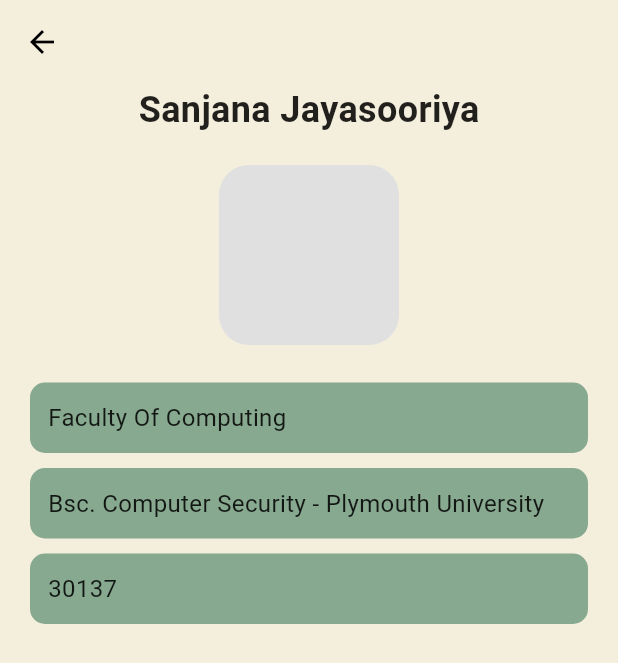
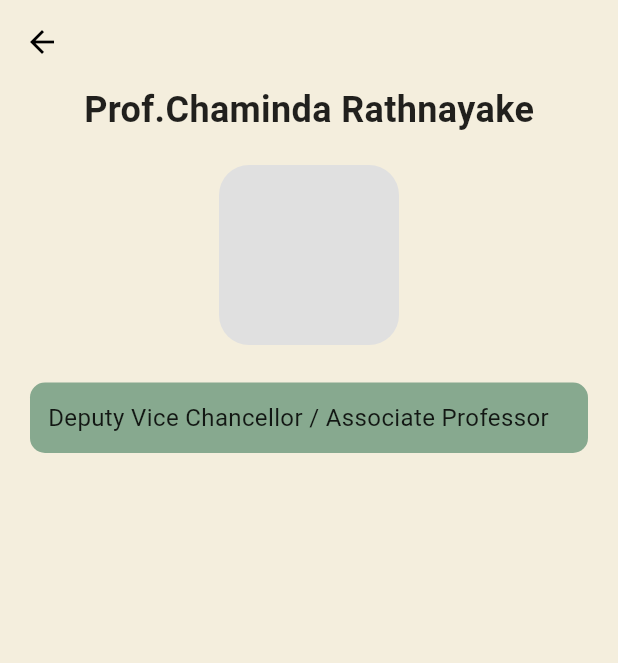
Before and after one commit to SanjanaJaya/Finder, a Flutter app: the screen it shows after launch, after a tap on the "person" icon, on a phone screen of 412 x 824 dp. Shown: the top 663 px of the screen. Run offline on Flutter 3.47's test engine with Material 3 defaults, Android fonts, the phone set to English and light mode, and no system bars.

```diff
--- a/finder/lib/lecturer_home.dart
+++ b/finder/lib/lecturer_home.dart
@@ -1,7 +1,7 @@
 import 'package:flutter/material.dart';
-import 'contact_us.dart'; // Contact Us Page
-import 'about_us.dart'; // About Us Page ✅
-import 'student_profile_page.dart';
+import 'contact_us.dart';
+import 'about_us.dart';
+import 'lecturer_profile_page.dart';
 import 'lecturer_availability.dart';
 import 'lecturers_appointment.dart';
 import 'lecturer_inbox.dart';
@@ -39,7 +39,7 @@ class LecturerHomePage extends StatelessWidget {
                             Navigator.push(
                               context,
                               MaterialPageRoute(
-                                builder: (context) => StudentProfilePage(),
+                                builder: (context) => LecturerProfilePage(),
                               ),
                             );
                           },
--- a/finder/lib/lecturer_profile_page.dart
+++ b/finder/lib/lecturer_profile_page.dart
@@ -0,0 +1,68 @@
+import 'package:flutter/material.dart';
+
+class LecturerProfilePage extends StatelessWidget {
+  @override
+  Widget build(BuildContext context) {
+    return Scaffold(
+      backgroundColor: Color(0xFFF4EEDD), // Light beige background
+      appBar: AppBar(
+        backgroundColor: Colors.transparent,
+        elevation: 0,
+        leading: IconButton(
+          icon: Icon(Icons.arrow_back, color: Colors.black),
+          onPressed: () => Navigator.of(context).pop(),
+        ),
+      ),
+      body: Center(
+        child: Column(
+          crossAxisAlignment: CrossAxisAlignment.center,
+          children: [
+            Text(
+              'Prof.Chaminda Rathnayake',
+              style: TextStyle(
+                fontSize: 24,
+                fontWeight: FontWeight.bold,
+                color: Colors.black87,
+              ),
+            ),
+            SizedBox(height: 20),
+            Container(
+              width: 120,
+              height: 120,
+              decoration: BoxDecoration(
+                color: Colors.grey[300],
+                borderRadius: BorderRadius.circular(20),
+              ),
+            ),
+            SizedBox(height: 20),
+            ProfileInfoCard('Deputy Vice Chancellor / Associate Professor'),
+          ],
+        ),
+      ),
+    );
+  }
+}
+
+class ProfileInfoCard extends StatelessWidget {
+  final String text;
+  ProfileInfoCard(this.text);
+
+  @override
+  Widget build(BuildContext context) {
+    return Padding(
+      padding: const EdgeInsets.symmetric(vertical: 5.0, horizontal: 20.0),
+      child: Container(
+        width: double.infinity,
+        padding: EdgeInsets.all(12),
+        decoration: BoxDecoration(
+          color: Color(0xFF87A98F), // Greenish shade
+          borderRadius: BorderRadius.circular(10),
+        ),
+        child: Text(
+          text,
+          style: TextStyle(fontSize: 16, color: Colors.black87),
+        ),
+      ),
+    );
+  }
+}
```
